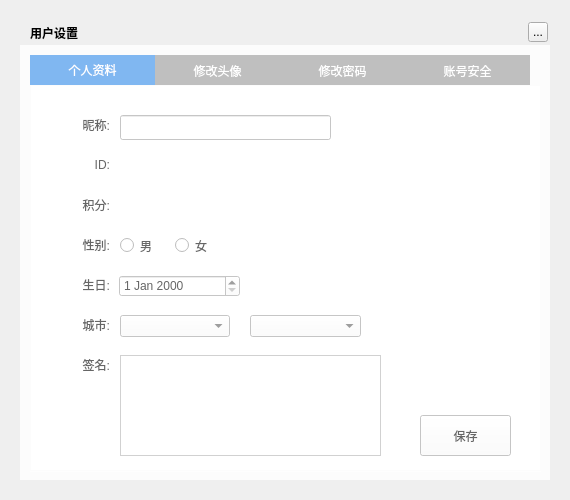
This is TTKCore/musicUi/musicUsermanager/musicuserrecordwidget.ui in Greedysky/TTKMusicPlayer as Qt 5 draws it before an edit. The edited form follows.
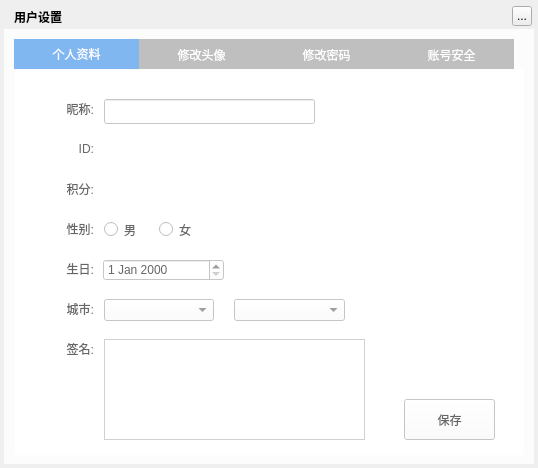
This is the edited form. Icons and pictures are not drawn. Custom widgets are drawn as their Qt base class.

The edit to the form file:
```diff
--- a/TTKCore/musicUi/musicUsermanager/musicuserrecordwidget.ui
+++ b/TTKCore/musicUi/musicUsermanager/musicuserrecordwidget.ui
@@ -6,8 +6,8 @@
    <rect>
     <x>0</x>
     <y>0</y>
-    <width>570</width>
-    <height>500</height>
+    <width>538</width>
+    <height>468</height>
    </rect>
   </property>
   <property name="windowTitle">
@@ -19,8 +19,8 @@
   <widget class="QLabel" name="background">
    <property name="geometry">
     <rect>
-     <x>20</x>
-     <y>20</y>
+     <x>4</x>
+     <y>4</y>
      <width>530</width>
      <height>460</height>
     </rect>
@@ -35,8 +35,8 @@
   <widget class="QLabel" name="topTitleName">
    <property name="geometry">
     <rect>
-     <x>30</x>
-     <y>20</y>
+     <x>14</x>
+     <y>4</y>
      <width>221</width>
      <height>25</height>
     </rect>
@@ -51,8 +51,8 @@
   <widget class="QToolButton" name="topTitleCloseButton">
    <property name="geometry">
     <rect>
-     <x>528</x>
-     <y>22</y>
+     <x>512</x>
+     <y>6</y>
      <width>20</width>
      <height>20</height>
     </rect>
@@ -64,8 +64,8 @@
   <widget class="QWidget" name="backgroundMask" native="true">
    <property name="geometry">
     <rect>
-     <x>20</x>
-     <y>45</y>
+     <x>4</x>
+     <y>29</y>
      <width>530</width>
      <height>435</height>
     </rect>
```
